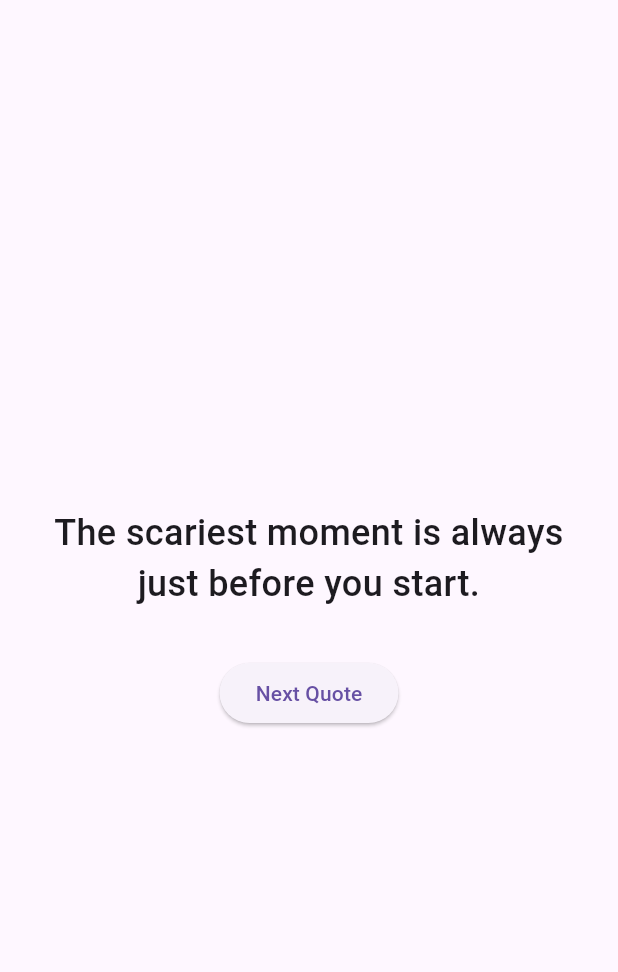
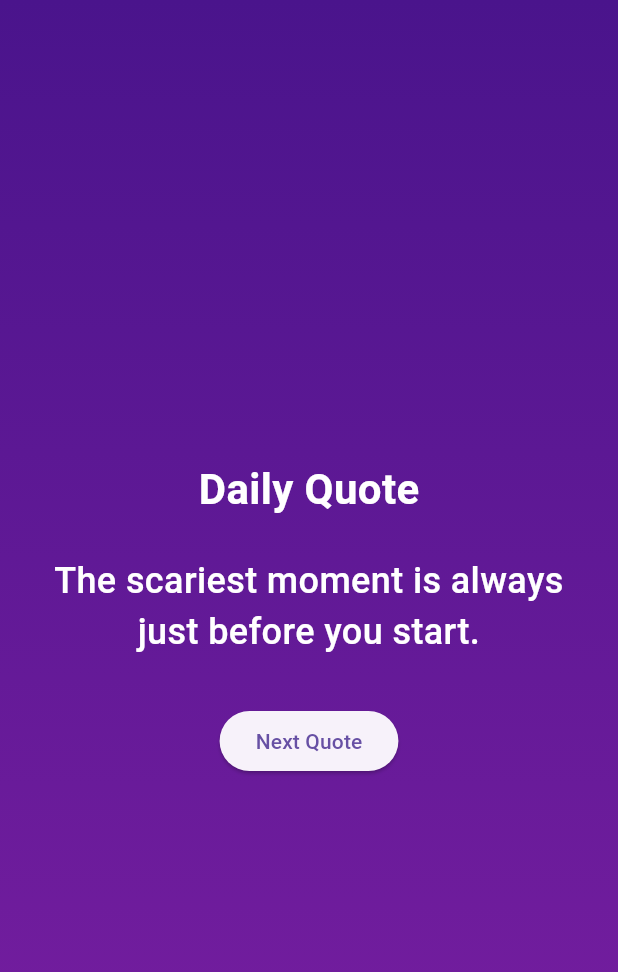
Before and after one commit to 12133452-Liu/daily_quotes, a Flutter app: the screen it shows after launch, on a phone screen of 412 x 824 dp. Shown: the top 972 px of the screen. Run offline on Flutter 3.47's test engine with Material 3 defaults, Android fonts, the phone set to English and light mode, and no system bars.

Commit message:
style: add background and title fro the home page

```diff
--- a/lib/main.dart
+++ b/lib/main.dart
@@ -47,12 +47,32 @@ class _HomePageState extends State<HomePage> {
   @override
   Widget build(BuildContext context) {
     return Scaffold(
-      body: Center(
-        child: Padding(
+      body: Container(
+        decoration: const BoxDecoration(
+          gradient: LinearGradient(
+            colors: [
+            Color(0xFF4A148C),
+            Color(0xFF7B1FA2),
+          ],
+          begin: Alignment.topCenter,
+          end: Alignment.bottomCenter,
+          ),
+        ),
+        child: Center(
+          child: Padding(
           padding: const EdgeInsets.all(24.0),
           child: Column(
             mainAxisAlignment: MainAxisAlignment.center,
             children: [
+              const Text(
+                "Daily Quote",
+                style: TextStyle(
+                  fontSize: 28,
+                  fontWeight: FontWeight.bold,
+                  color: Colors.white,
+                ),
+              ),
+              const SizedBox(height: 24),
               Text(
                 quotes[_currentIndex],
                 textAlign: TextAlign.center,
@@ -60,14 +80,16 @@ class _HomePageState extends State<HomePage> {
                     fontSize: 24,
                     fontWeight: FontWeight.w500,
                     height: 1.4,
+                    color: Colors.white,
                   ),
           ),
           const SizedBox(height: 32),
           ElevatedButton(
             onPressed: _showNextQuote,
             child: const Text("Next Quote"),
-              ),
-            ],
+                ),
+              ],
+            ),
           ),
         ),
       ),
```
